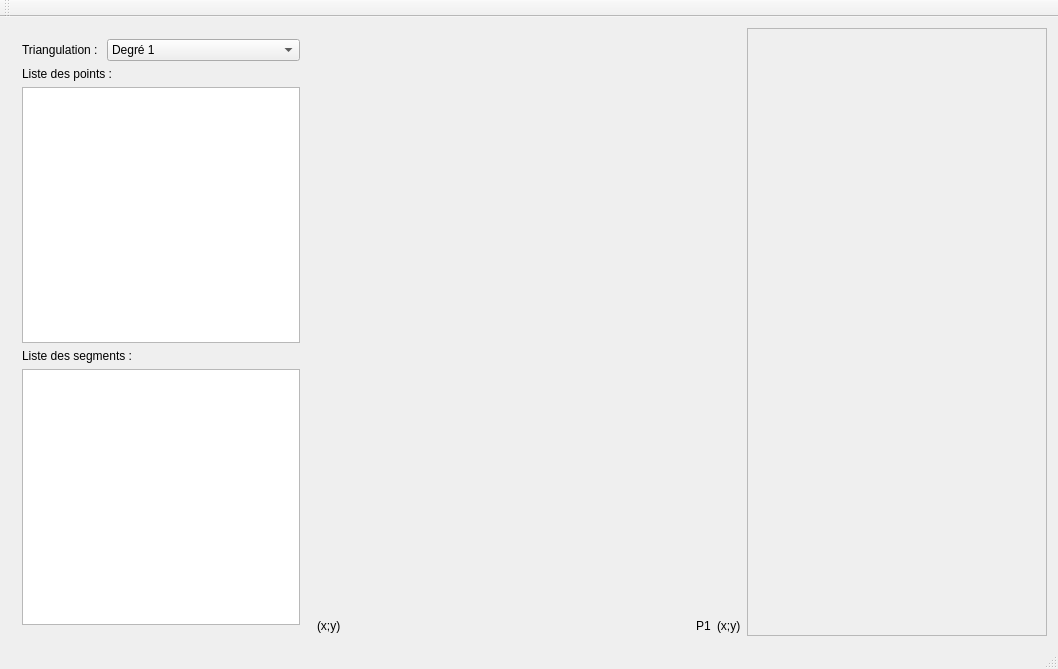
First picture: the form in mainwindow.ui, repository Pandraghon/TriaGUI, before the edit.
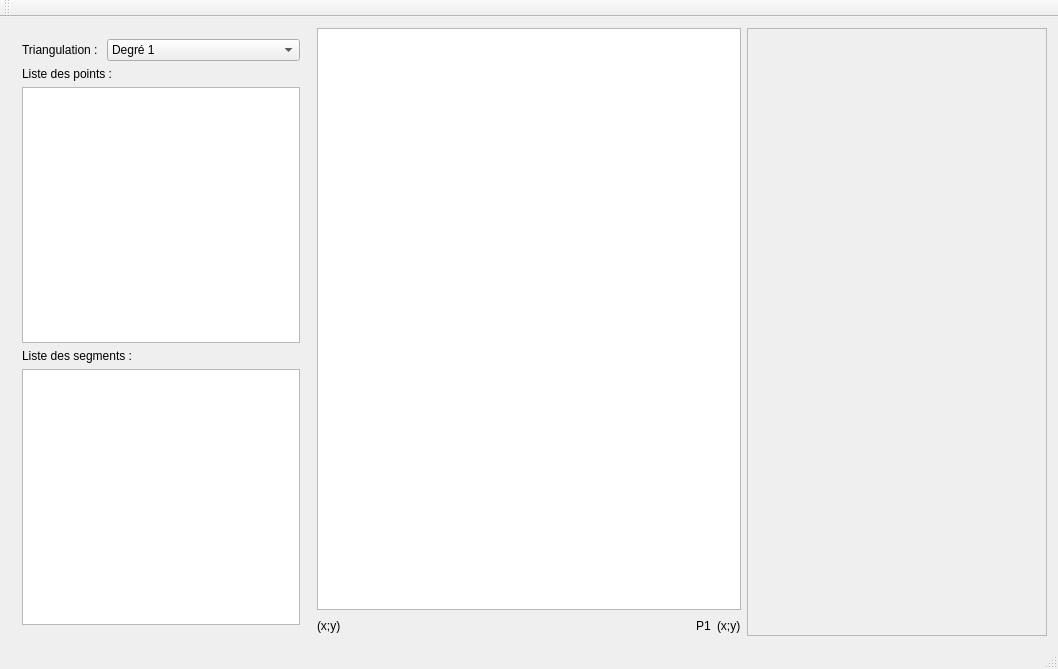
Second picture: the form after the edit.

Patch:
```diff
--- a/mainwindow.ui
+++ b/mainwindow.ui
@@ -138,13 +138,7 @@
       <item>
        <layout class="QVBoxLayout" name="drawingLayout">
         <item>
-         <widget class="QWidget" name="areaDrawing" native="true">
-          <property name="sizePolicy">
-           <sizepolicy hsizetype="Expanding" vsizetype="Expanding">
-            <horstretch>0</horstretch>
-            <verstretch>0</verstretch>
-           </sizepolicy>
-          </property>
+         <widget class="QGraphicsView" name="areaDrawing">
           <property name="minimumSize">
            <size>
             <width>300</width>
```
Left out of the diff: 7 changed lines with no effect on the pictures.
